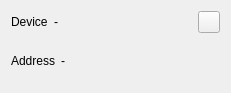
Old version of the form GUI/OWController/ds_other.ui in the repository igorf7/OWController.
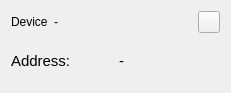
New version of the form. Icons and pictures are not drawn.

What changed in the file:
```diff
--- a/GUI/OWController/ds_other.ui
+++ b/GUI/OWController/ds_other.ui
@@ -78,31 +78,28 @@
     <layout class="QHBoxLayout" name="horizontalLayout">
      <item>
       <widget class="QLabel" name="label_2">
+       <property name="font">
+        <font>
+         <pointsize>11</pointsize>
+        </font>
+       </property>
        <property name="text">
-        <string>Address</string>
+        <string>Address:</string>
        </property>
       </widget>
      </item>
      <item>
       <widget class="QLabel" name="addrLabel">
+       <property name="font">
+        <font>
+         <pointsize>11</pointsize>
+        </font>
+       </property>
        <property name="text">
         <string>-</string>
        </property>
       </widget>
      </item>
-     <item>
-      <spacer name="horizontalSpacer">
-       <property name="orientation">
-        <enum>Qt::Horizontal</enum>
-       </property>
-       <property name="sizeHint" stdset="0">
-        <size>
-         <width>40</width>
-         <height>20</height>
-        </size>
-       </property>
-      </spacer>
-     </item>
     </layout>
    </item>
   </layout>
```
